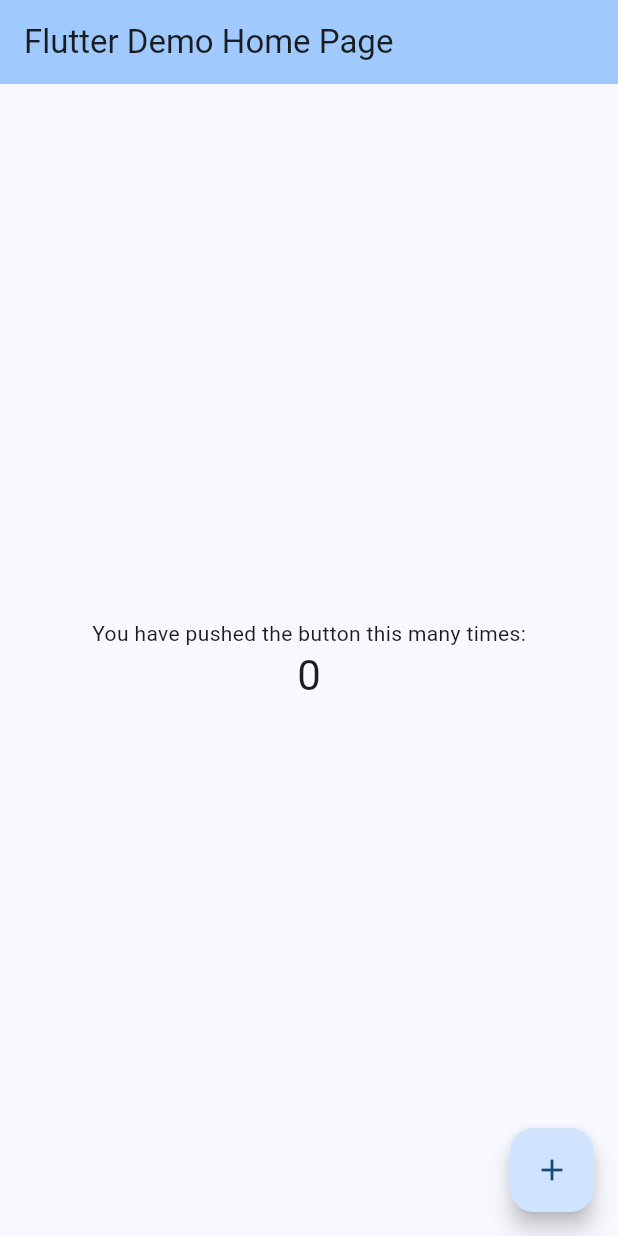
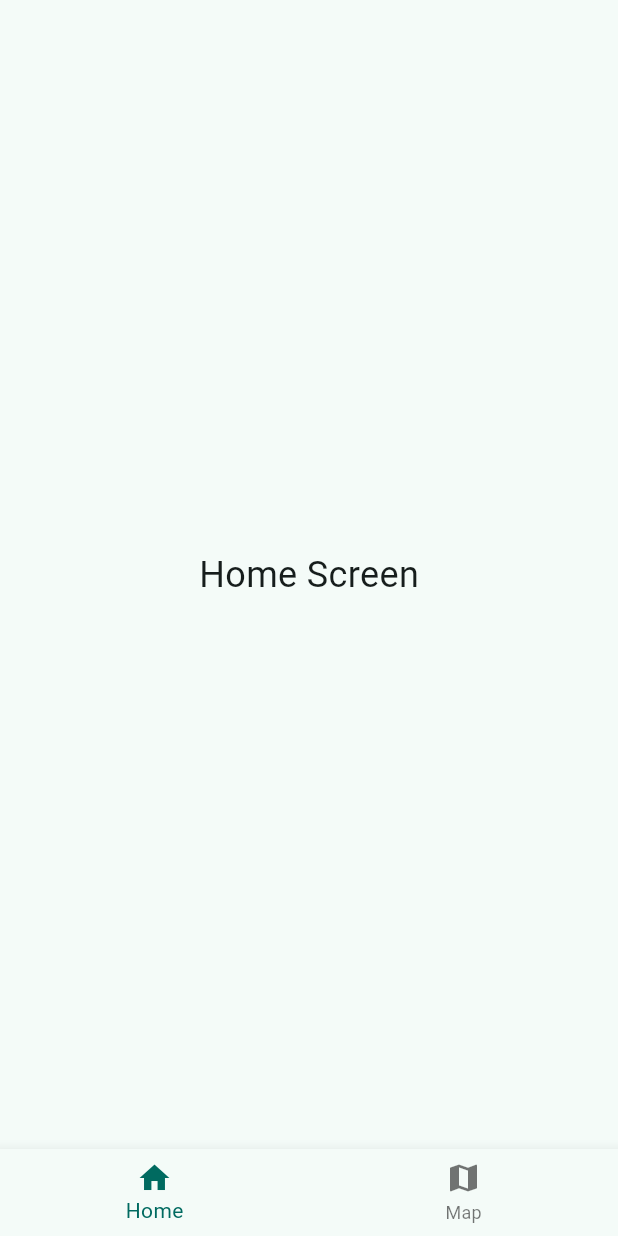
Before and after one commit to xavi-burgos99/urgencity, a Flutter app: the screen it shows after launch, on a phone screen of 412 x 824 dp. Run offline on Flutter 3.47's test engine with Material 3 defaults, Android fonts, the phone set to English and light mode, and no system bars.

Commit message:
Main init

```diff
--- /dev/null
+++ b/lib/home_screen.dart
@@ -0,0 +1,12 @@
+import 'package:flutter/material.dart';
+
+class HomeScreen extends StatelessWidget {
+  const HomeScreen({super.key});
+
+  @override
+  Widget build(BuildContext context) {
+    return Center(
+      child: Text('Home Screen', style: TextStyle(fontSize: 24)),
+    );
+  }
+}
--- a/lib/main.dart
+++ b/lib/main.dart
@@ -1,4 +1,6 @@
 import 'package:flutter/material.dart';
+import 'home_screen.dart';
+import 'map_screen.dart';
 
 void main() {
   runApp(const MyApp());
@@ -12,62 +14,52 @@
     return MaterialApp(
       title: 'Flutter Demo',
       theme: ThemeData(
-        colorScheme: ColorScheme.fromSeed(seedColor: Colors.blue),
+        colorScheme: ColorScheme.fromSeed(seedColor: Colors.teal),
         useMaterial3: true,
       ),
-      home: const MyHomePage(title: 'Flutter Demo Home Page'),
+      home: const MainScreen(),
     );
   }
 }
 
-class MyHomePage extends StatefulWidget {
-  const MyHomePage({super.key, required this.title});
-
-
-
-  final String title;
+class MainScreen extends StatefulWidget {
+  const MainScreen({super.key});
 
   @override
-  State<MyHomePage> createState() => _MyHomePageState();
+  State<MainScreen> createState() => _MainScreenState();
 }
 
-class _MyHomePageState extends State<MyHomePage> {
-  int _counter = 0;
+class _MainScreenState extends State<MainScreen> {
+  int _selectedIndex = 0;
 
-  void _incrementCounter() {
+  static const List<Widget> _screens = [
+    HomeScreen(),
+    MapScreen(),
+  ];
+
+  void _onItemTapped(int index) {
     setState(() {
-      _counter++;
+      _selectedIndex = index;
     });
   }
 
   @override
   Widget build(BuildContext context) {
-    //
     return Scaffold(
-      appBar: AppBar(
-        backgroundColor: Theme.of(context).colorScheme.inversePrimary,
-        title: Text(widget.title),
-      ),
-      body: Center(
-        child: Column(
-          //
-          //
-          mainAxisAlignment: MainAxisAlignment.center,
-          children: <Widget>[
-            const Text(
-              'You have pushed the button this many times:',
-            ),
-            Text(
-              '$_counter',
-              style: Theme.of(context).textTheme.headlineMedium,
-            ),
-          ],
-        ),
-      ),
-      floatingActionButton: FloatingActionButton(
-        onPressed: _incrementCounter,
-        tooltip: 'Increment',
-        child: const Icon(Icons.add),
+      body: _screens[_selectedIndex],
+      bottomNavigationBar: BottomNavigationBar(
+        currentIndex: _selectedIndex,
+        onTap: _onItemTapped,
+        items: const [
+          BottomNavigationBarItem(
+            icon: Icon(Icons.home),
+            label: 'Home',
+          ),
+          BottomNavigationBarItem(
+            icon: Icon(Icons.map),
+            label: 'Map',
+          ),
+        ],
       ),
     );
   }
--- /dev/null
+++ b/lib/map_screen.dart
@@ -0,0 +1,12 @@
+import 'package:flutter/material.dart';
+
+class MapScreen extends StatelessWidget {
+  const MapScreen({super.key});
+
+  @override
+  Widget build(BuildContext context) {
+    return Center(
+      child: Text('Map Screen', style: TextStyle(fontSize: 24)),
+    );
+  }
+}
```
